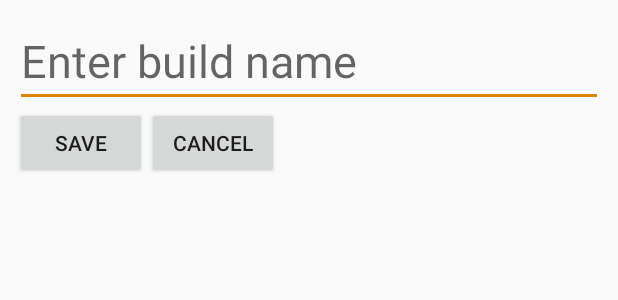
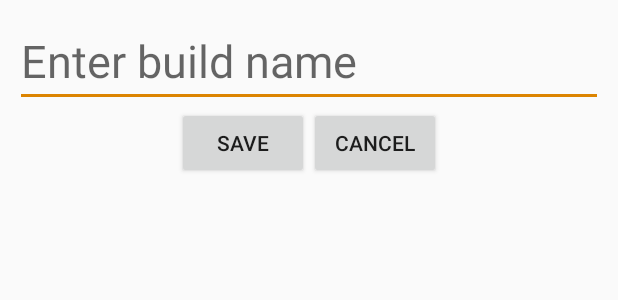
Before and after one commit to PratigyaShakya/DIYPC, an Android app: the layout dialog_buffer_page.xml on its own in the app's theme, with its tools: preview values and no code run, on a phone screen of 412 x 824 dp. Shown: the top 300 px of the screen. Run offline under Robolectric (Android 15) with nearby library versions, the phone set to English and light mode, and no system bars.

Commit message:
Dialog box pop up to add new build name, store it in Firestore and update recycler View

```diff
--- a/app/src/main/res/layout/dialog_buffer_page.xml
+++ b/app/src/main/res/layout/dialog_buffer_page.xml
@@ -6,7 +6,7 @@
     android:padding="10dp"
     android:orientation="vertical">
     <EditText
-        android:id="@+id/dialogName"
+        android:id="@+id/dialogBuildName"
         android:layout_width="match_parent"
         android:layout_height="wrap_content"
         android:inputType="text"
@@ -17,6 +17,7 @@
         android:layout_width="match_parent"
         android:layout_height="wrap_content"
         android:orientation="horizontal"
+        android:gravity="center"
         >
 
         <Button
```
Also changed, not shown: app/src/main/java/com/example/finalproject/BufferActivity.kt (+32 -3 lines).
